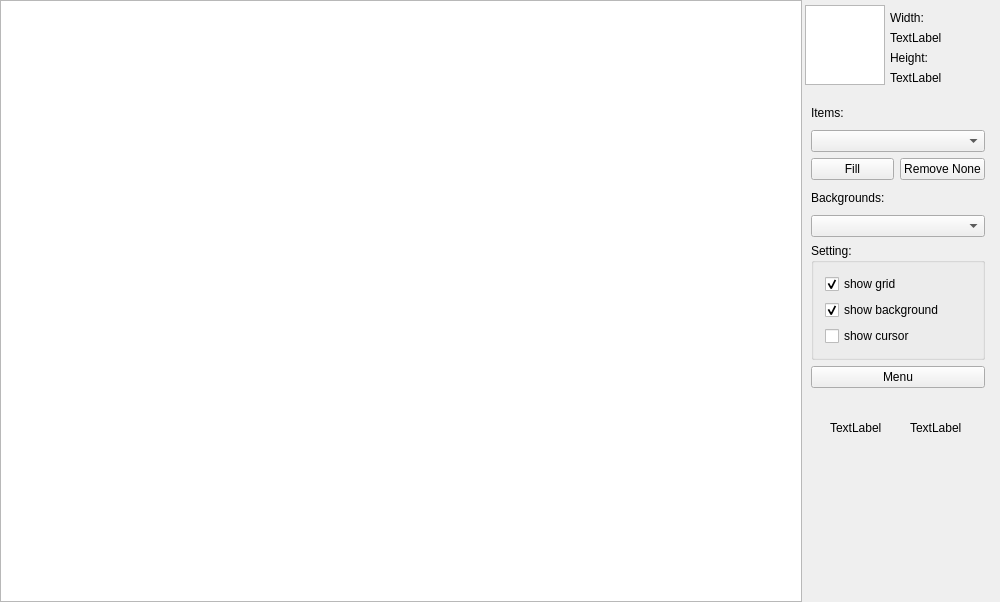
Above: mainwindow.ui from Vazzi/Stalker-Editor before the change. Below: the same form after it.
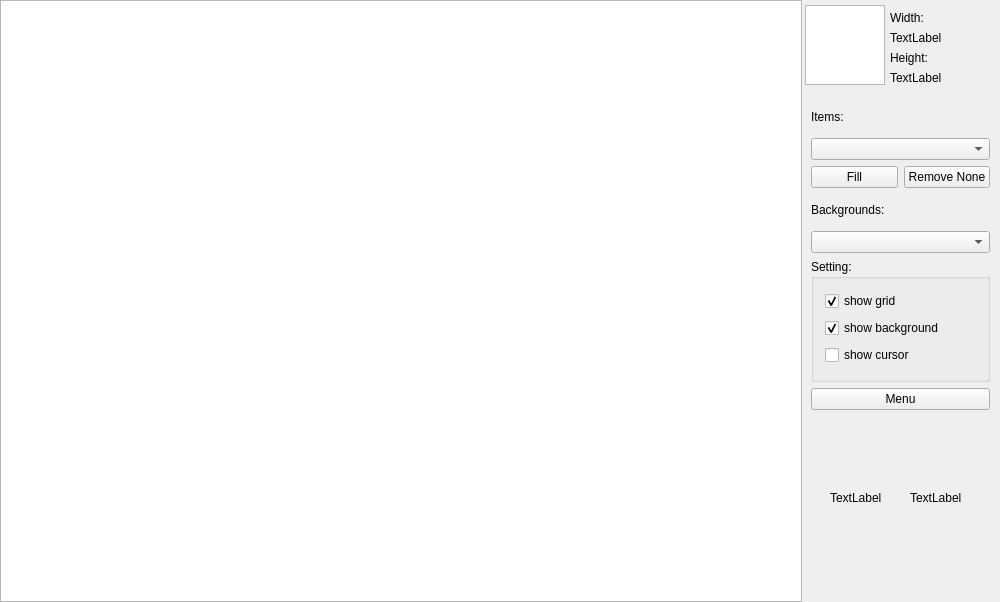
That is the form after the change.

```diff
--- a/mainwindow.ui
+++ b/mainwindow.ui
@@ -171,8 +171,8 @@
      <rect>
       <x>800</x>
       <y>90</y>
-      <width>196</width>
-      <height>309</height>
+      <width>201</width>
+      <height>331</height>
      </rect>
     </property>
     <layout class="QVBoxLayout" name="verticalLayout_6">
@@ -279,7 +279,7 @@
     <property name="geometry">
      <rect>
       <x>830</x>
-      <y>420</y>
+      <y>490</y>
       <width>62</width>
       <height>16</height>
      </rect>
@@ -292,7 +292,7 @@
     <property name="geometry">
      <rect>
       <x>910</x>
-      <y>420</y>
+      <y>490</y>
       <width>62</width>
       <height>16</height>
      </rect>
```
